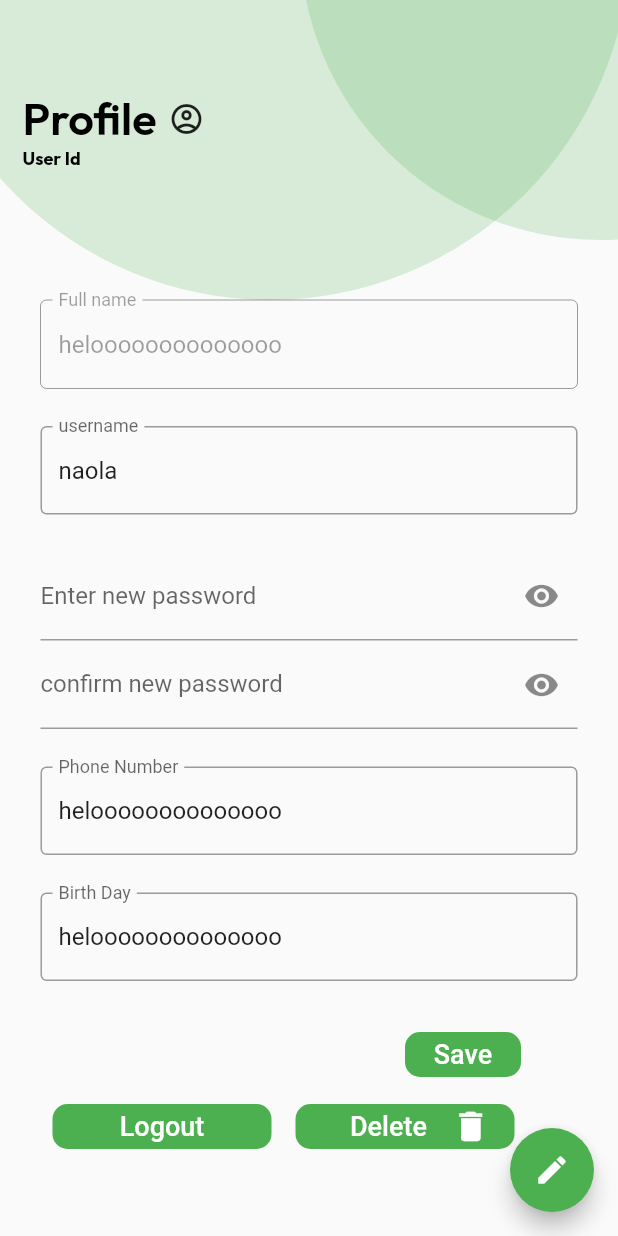
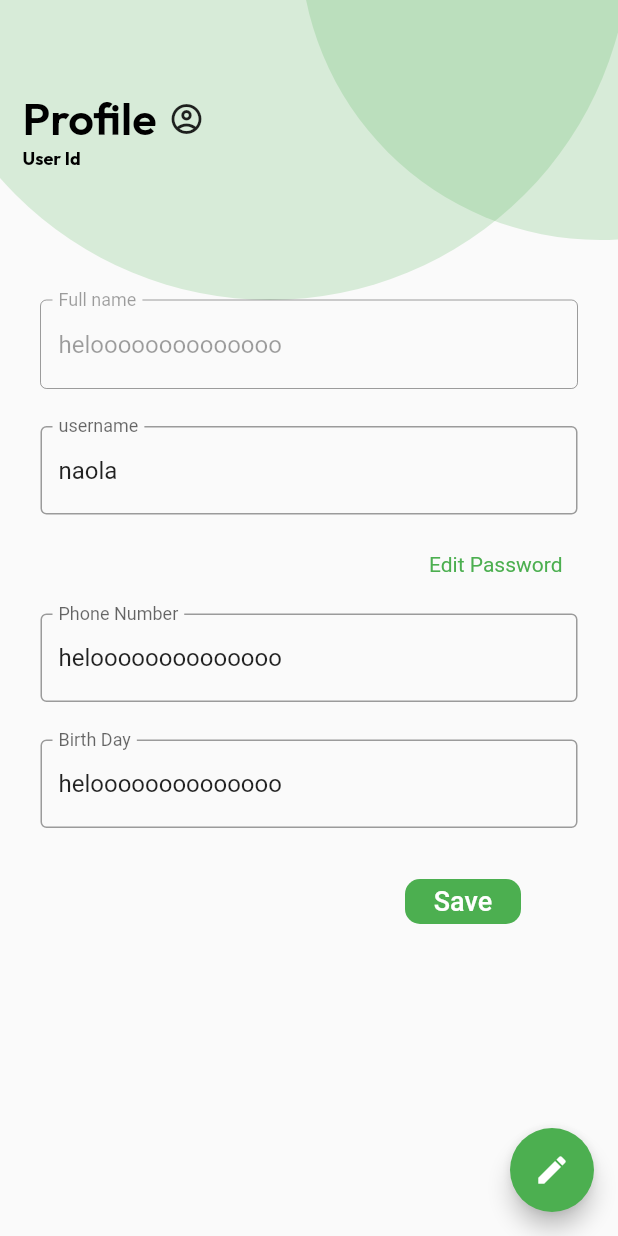
Before and after one commit to tamiratdereje/Patient-registration-and-Appointment-scheduling-system, a Flutter app: the UserProfile screen opened directly, after a tap on the "edit" icon, on a phone screen of 412 x 824 dp. Run offline on Flutter 3.47's test engine with Material 2 defaults, Android fonts, the phone set to English and light mode, and no system bars; our stand-ins replace bloc, equatable, flutter_bloc, flutter_datetime_picker, go_router, google_fonts and 1 more; missing offline and left inert: regexpattern; accounts and stored records are empty.

Commit message:
some edits on profile

```diff
--- a/afyacare/lib/presentation/pages/user_profile/profile.dart
+++ b/afyacare/lib/presentation/pages/user_profile/profile.dart
@@ -1,17 +1,11 @@
-import 'dart:html';
+// ignore_for_file: unnecessary_import
 
 import 'package:afyacare/presentation/core/afya_theme.dart';
-import 'package:afyacare/presentation/core/widgets/brand_name.dart';
 import 'package:afyacare/presentation/core/widgets/circle_clip.dart';
 import 'package:afyacare/presentation/core/widgets/custom_button.dart';
-import 'package:afyacare/presentation_data/text_data.dart';
 import 'package:flutter/cupertino.dart';
 import 'package:flutter/material.dart';
-import 'package:go_router/go_router.dart';
 import 'package:regexpattern/regexpattern.dart';
-import 'package:intl/intl.dart';
-
-import '../appointment/appointment_booking.dart';
 
 class UserProfile extends StatefulWidget {
   const UserProfile({Key? key}) : super(key: key);
@@ -26,6 +20,7 @@ class _UserProfileState extends State<UserProfile> {
   late bool isButtonVisible;
   late bool isSaveVisible;
   late bool isPasswordEditable;
+  late bool isPasswordchangeVisible;
 
   final _formKey = GlobalKey<FormState>();
   TextEditingController usernameController = TextEditingController();
@@ -43,6 +38,7 @@ class _UserProfileState extends State<UserProfile> {
     usernameController.text = "naola";
     isButtonVisible = true;
     isSaveVisible = false;
+    isPasswordchangeVisible = false;
     isPasswordEditable = false;
     _passwordVisible = true;
     _passwordConfirmVisible = true;
@@ -58,7 +54,7 @@ class _UserProfileState extends State<UserProfile> {
           setState(() {
             isButtonVisible = false;
             isSaveVisible = true;
-            isPasswordEditable = true;
+            isPasswordchangeVisible = true;
             _isEnable = true;
           });
         },
@@ -125,6 +121,39 @@ class _UserProfileState extends State<UserProfile> {
                                         labelText: "username",
                                         border: OutlineInputBorder(),
                                       )),
+                                  isPasswordchangeVisible
+                                      ? Column(
+                                          children: [
+                                            const SizedBox(
+                                              height: 25,
+                                            ),
+                                            Row(
+                                              mainAxisAlignment:
+                                                  MainAxisAlignment.end,
+                                              children: [
+                                                InkWell(
+                                                    child: const Text(
+                                                      'Edit Password',
+                                                      style: TextStyle(
+                                                        color: Colors.green,
+                                                      ),
+                                                    ),
+                                                    onTap: () => {
+                                                          setState(() {
+                                                            isPasswordEditable =
+                                                                true;
+                                                          })
+                                                        }),
+                                                const SizedBox(
+                                                  width: 10,
+                                                ),
+                                              ],
+                                            ),
+                                          ],
+                                        )
+                                      : const SizedBox(
+                                          height: 0,
+                                        ),
                                   const SizedBox(
                                     height: 25,
                                   ),
@@ -205,7 +234,7 @@ class _UserProfileState extends State<UserProfile> {
                                     controller: fullNameController,
                                     decoration: const InputDecoration(
                                       labelText: "Phone Number",
-                                      border: const OutlineInputBorder(),
+                                      border: OutlineInputBorder(),
                                     ),
                                   ),
                                   const SizedBox(
@@ -252,6 +281,8 @@ class _UserProfileState extends State<UserProfile> {
                                                                 'Saving user Data')),
                                                       );
                                                       _isEnable = false;
+                                                      isPasswordchangeVisible =
+                                                          false;
                                                       isButtonVisible = true;
                                                       isSaveVisible = false;
                                                       isPasswordEditable =
@@ -272,7 +303,9 @@ class _UserProfileState extends State<UserProfile> {
                                             ),
                                           ],
                                         ),
-                                        Row(
+                                        Visibility(
+                                          visible: isButtonVisible,
+                                          child: Row(
                                             children: [
                                               TextButton(
                                                 onPressed: () {
@@ -305,6 +338,7 @@ class _UserProfileState extends State<UserProfile> {
                                                 ),
                                               ),
                                             ],
+                                          ),
                                         )
                                       ])
                                 ],
```
Lines whose indentation alone changed are shown as unchanged.
